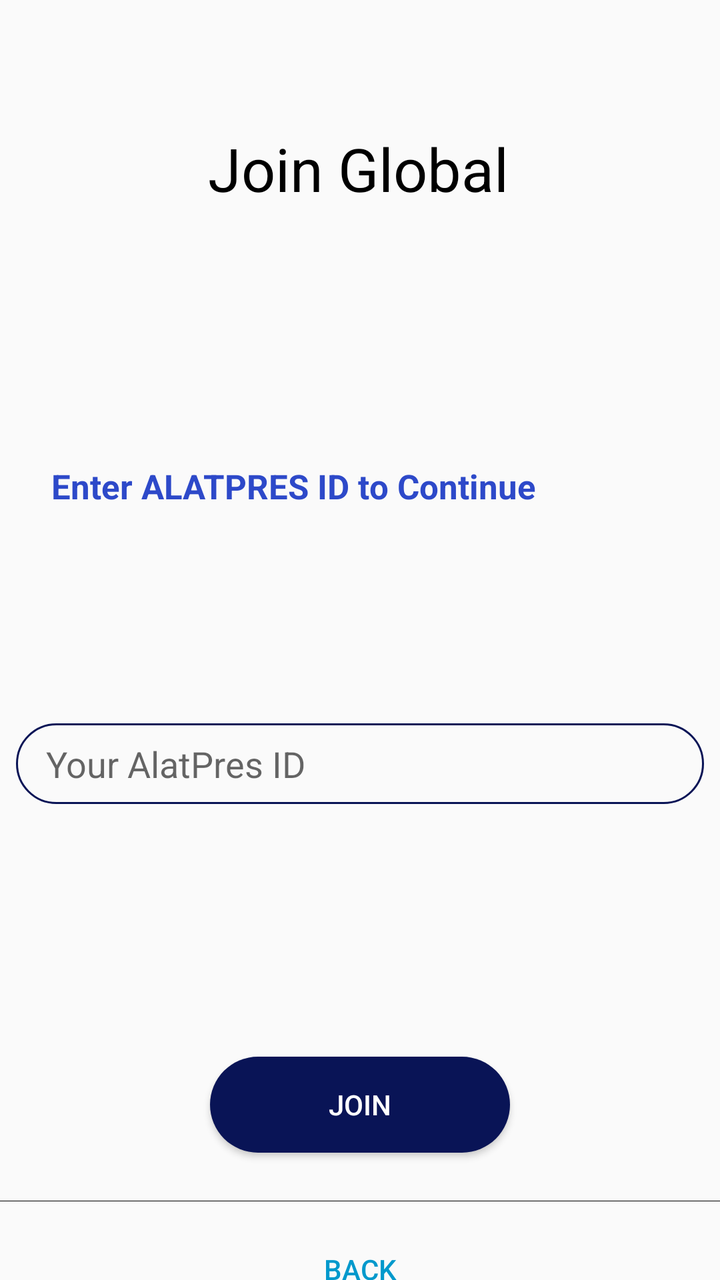
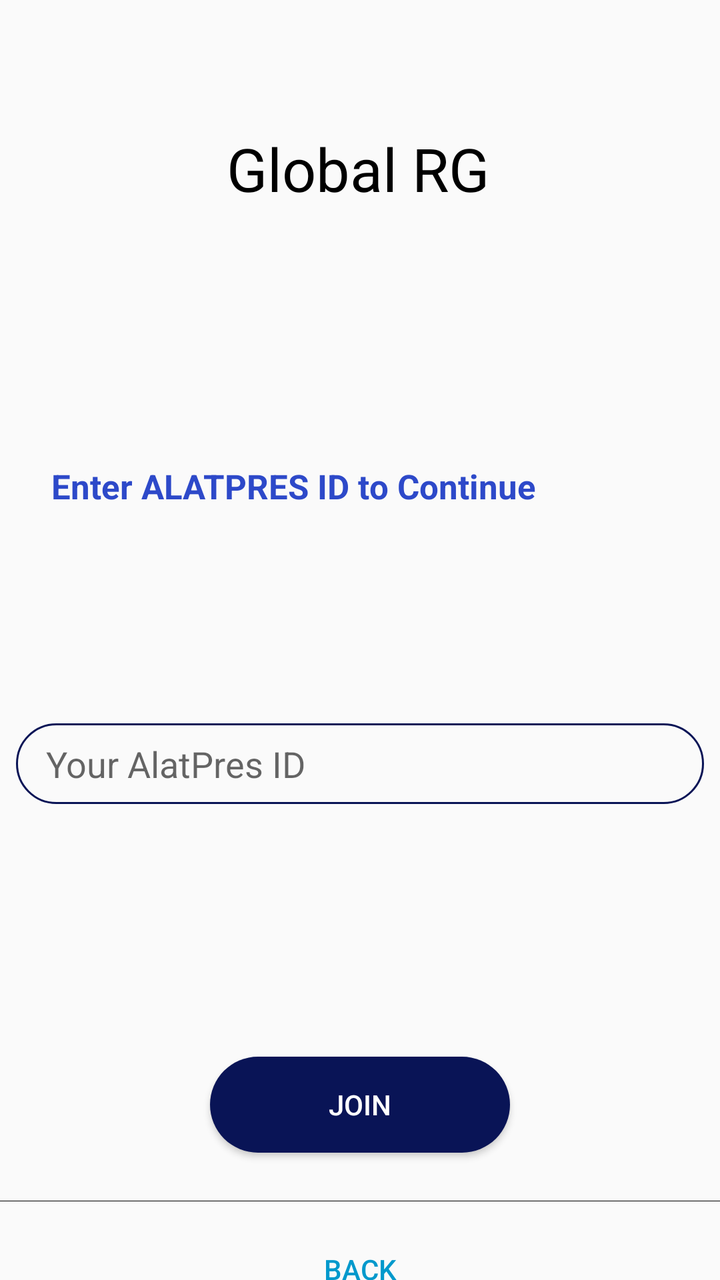

Before-and-after screenshots of an Android layout around one commit, followed by the original layout XML and the change that was made.
<!-- AndroidManifest.xml: application theme AppTheme -->
<!-- res/layout/activity_check_id.xml -->
<?xml version="1.0" encoding="utf-8"?>


<androidx.core.widget.NestedScrollView xmlns:android="http://schemas.android.com/apk/res/android"
    xmlns:app="http://schemas.android.com/apk/res-auto"
    xmlns:tools="http://schemas.android.com/tools"
    android:layout_width="match_parent"
    android:layout_height="match_parent"
    tools:context=".ui.activity.LoginActivity">

<LinearLayout
    android:layout_width="match_parent"
    android:gravity="center"
    android:orientation="vertical"
    android:layout_gravity="center"
    android:layout_height="wrap_content">


    <androidx.constraintlayout.widget.ConstraintLayout
        android:layout_width="match_parent"
        android:layout_height="match_parent"
         android:id="@+id/constraintLayout"
        android:visibility="visible"
        android:layout_gravity="center">

        <TextView
            android:id="@+id/textView"
            android:layout_width="wrap_content"
            android:layout_height="match_parent"
            android:layout_marginStart="8dp"
            android:layout_marginEnd="8dp"
            android:layout_marginBottom="30dp"
            android:text="Join Global"
            android:textColor="#000000"
            android:textSize="30dp"
            app:layout_constraintBottom_toTopOf="@+id/tv_forgot_password"
            app:layout_constraintEnd_toEndOf="parent"
            app:layout_constraintHorizontal_bias="0.496"
            app:layout_constraintStart_toStartOf="parent"
            app:layout_constraintTop_toTopOf="parent" />

        <EditText
            android:id="@+id/input_pin"
            android:layout_width="match_parent"
            android:layout_height="wrap_content"
            android:layout_marginStart="8dp"
            android:layout_marginTop="10dp"
            android:layout_marginEnd="8dp"
            android:background="@drawable/input_shape"
            android:ems="10"
            android:hint="Your AlatPres ID"
            android:maxLength="10"
            android:inputType="text"
            app:layout_constraintBottom_toTopOf="@+id/btn_confirm"
            app:layout_constraintEnd_toEndOf="parent"
            app:layout_constraintHorizontal_bias="0.5"
            app:layout_constraintStart_toStartOf="parent"
            app:layout_constraintTop_toBottomOf="@+id/tv_forgot_password" />


        <TextView
            android:id="@+id/tv_forgot_password"
            android:layout_width="wrap_content"
            android:layout_height="wrap_content"
            android:layout_marginStart="8dp"
            android:layout_marginEnd="8dp"
            android:padding="15dp"
            android:text="Enter ALATPRES ID to Continue"
            android:textColor="@color/color_url"
            android:textSize="17sp"
            android:textStyle="bold"
            app:layout_constraintBottom_toTopOf="@+id/input_pin"
            app:layout_constraintEnd_toEndOf="parent"
            app:layout_constraintHorizontal_bias="0.035"
            app:layout_constraintStart_toStartOf="parent"
            app:layout_constraintTop_toBottomOf="@+id/textView" />

        <Button
            android:id="@+id/btn_confirm"
            android:layout_width="150dp"
            android:layout_height="wrap_content"
            android:layout_marginStart="8dp"
            android:layout_marginTop="44dp"
            android:layout_marginEnd="8dp"
            android:background="@drawable/button_shape"
            android:text="Join"
            android:textColor="@android:color/white"
            app:layout_constraintBottom_toBottomOf="parent"
            app:layout_constraintEnd_toEndOf="parent"
            app:layout_constraintHorizontal_bias="0.5"
            app:layout_constraintStart_toStartOf="parent"
            app:layout_constraintTop_toBottomOf="@+id/input_pin" />

        <View
            android:id="@+id/view"
            android:layout_width="match_parent"
            android:layout_height="0.2dp"
            android:layout_marginStart="0dp"
            android:layout_marginTop="24dp"
            android:layout_marginEnd="0dp"
            android:background="@android:color/black"
            app:layout_constraintEnd_toEndOf="parent"
            app:layout_constraintStart_toStartOf="parent"
            app:layout_constraintTop_toBottomOf="@+id/btn_confirm" />

        <Button
            android:id="@+id/btn_back"
            android:layout_width="wrap_content"
            android:layout_height="wrap_content"
            android:layout_marginTop="10dp"
            android:background="@null"
            android:text="Back"
            android:visibility="visible"
            android:textColor="@android:color/holo_blue_dark"
            app:layout_constraintBottom_toBottomOf="parent"
            app:layout_constraintEnd_toEndOf="parent"
            app:layout_constraintHorizontal_bias="0.5"
            app:layout_constraintStart_toStartOf="parent"
            app:layout_constraintTop_toBottomOf="@+id/view"
            app:layout_constraintVertical_bias="1.0" />


    </androidx.constraintlayout.widget.ConstraintLayout>
</LinearLayout>
</androidx.core.widget.NestedScrollView>
<!-- resources referenced by this layout -->
<resources>
  <color name="color_url">#2D49C9</color>
  <!-- drawable button_shape (drawable) -->
  <?xml version="1.0" encoding="utf-8"?>
  <shape xmlns:android="http://schemas.android.com/apk/res/android"
      android:shape="rectangle">
  
      <corners android:radius="25dp" />
  
      <solid android:color="@color/colorPrimary" />
  
  </shape>
  <!-- drawable input_shape (drawable) -->
  <?xml version="1.0" encoding="utf-8"?>
  <shape xmlns:android="http://schemas.android.com/apk/res/android"
      android:shape = "rectangle">
  
      <corners
          android:radius="20dp"/>
  
      <stroke
          android:width="1dp"
          android:color="@color/colorPrimary"/>
  
      <padding android:bottom="8dp"
          android:top="8dp"
          android:left="15dp"
          android:right="10dp"/>
  
  </shape>
  <style name="AppTheme" parent="Theme.AppCompat.Light.DarkActionBar">
          
          <item name="colorPrimary">@color/colorPrimary</item>
          <item name="colorPrimaryDark">@color/colorPrimaryDark</item>
          <item name="colorAccent">@color/colorAccent</item>
      </style>
  <color name="colorPrimary">#091456</color>
  <color name="colorPrimaryDark">#091456</color>
  <color name="colorAccent">#ff8528</color>
</resources>

<!-- the commit's change to res/layout/activity_check_id.xml (unified diff, before → after) -->
@@ -30,7 +30,7 @@
             android:layout_marginStart="8dp"
             android:layout_marginEnd="8dp"
             android:layout_marginBottom="30dp"
-            android:text="Join Global"
+            android:text="Global RG"
             android:textColor="#000000"
             android:textSize="30dp"
             app:layout_constraintBottom_toTopOf="@+id/tv_forgot_password"
